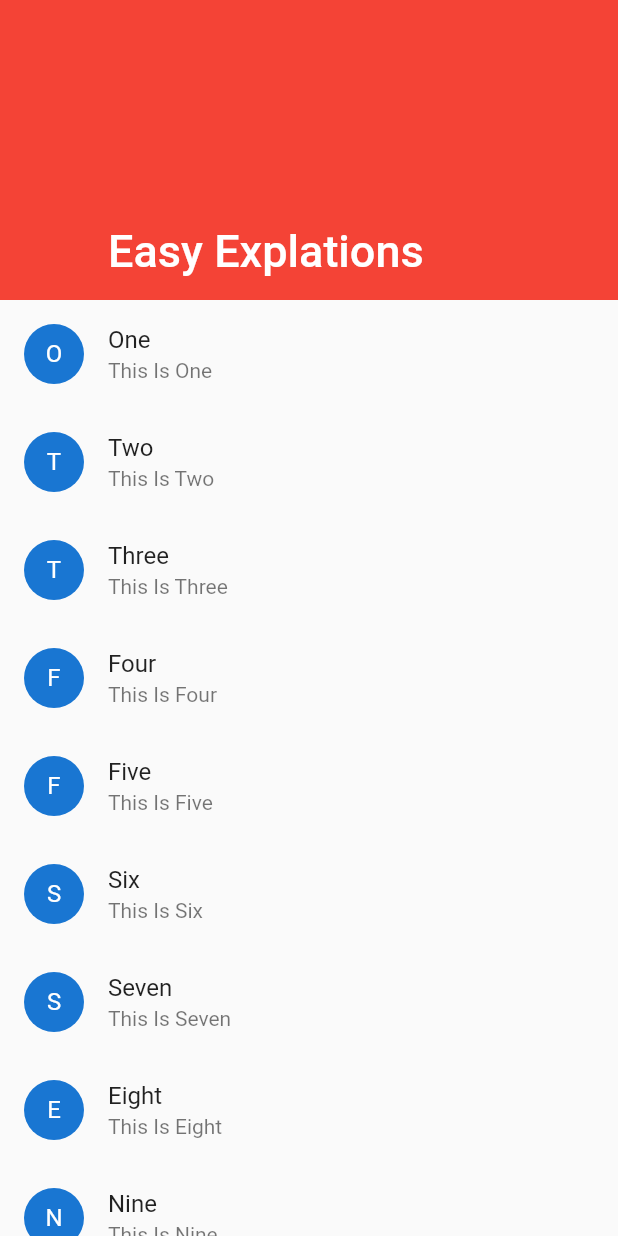
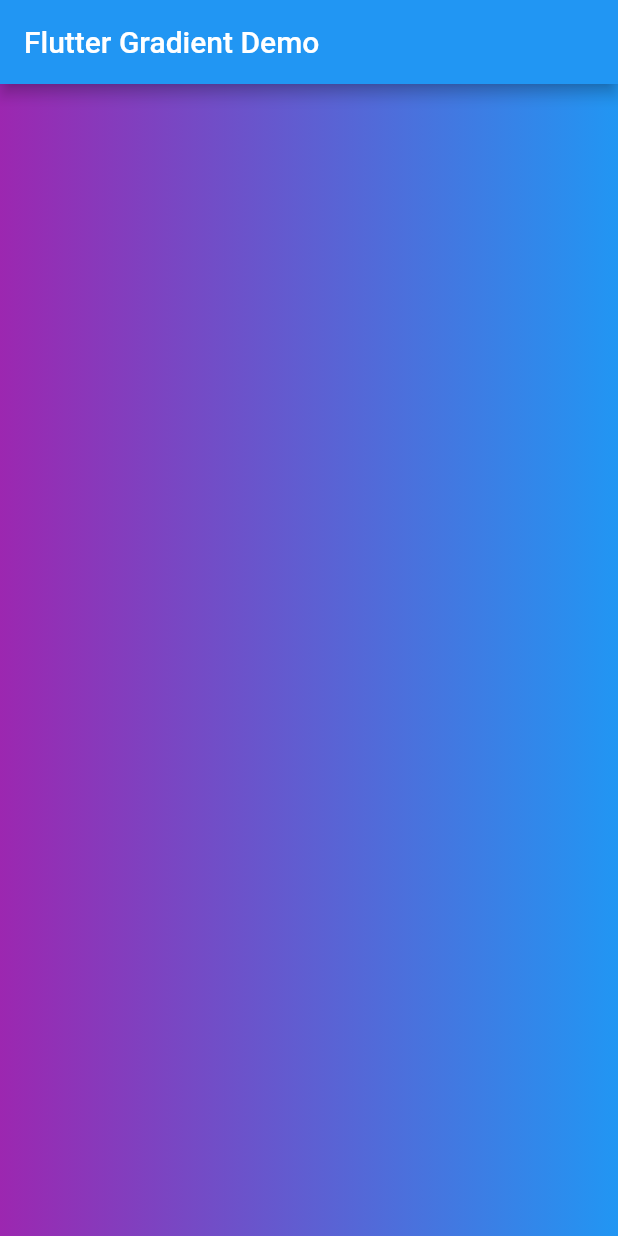
Before and after one commit to moniradiu/flutter, a Flutter app: the screen it shows after launch, on a phone screen of 412 x 824 dp. Run offline on Flutter 3.47's test engine with Material 2 defaults, Android fonts, the phone set to English and light mode, and no system bars.

```diff
--- a/lib/main.dart
+++ b/lib/main.dart
@@ -1,21 +1,4 @@
-// ignore: unused_import
-
-import 'package:first_app/one.dart';
-
-import 'package:first_app/two.dart';
-
 import 'package:flutter/material.dart';
-
-// ignore: unused_import
-import 'lib.dart';
-// ignore: unused_import
-import 'second.dart';
-
-//import 'package:liquid_swipe/Helpers/Helpers.dart';
-//import 'package:liquid_swipe/liquid_swipe.dart';
-// void main() {
-//   runApp(MyApp());
-// }
 
 void main() => runApp(MyApp());
 
@@ -23,46 +6,18 @@ class MyApp extends StatelessWidget {
   @override
   Widget build(BuildContext context) {
     return MaterialApp(
-      home: Scaffold(
-        body: CustomScrollView(
-          slivers: <Widget>[
-            SliverAppBar(
-              pinned: true,
-              expandedHeight: 200,
-              backgroundColor: Colors.red,
-              flexibleSpace: FlexibleSpaceBar(
-                title: Text("Easy Explations"),
-              ),
-            ),
-            SliverList(
-                delegate: SliverChildListDelegate(<Widget>[
-              addDetails("One", "This Is One"),
-              addDetails("Two", "This Is Two"),
-              addDetails("Three", "This Is Three"),
-              addDetails("Four", "This Is Four"),
-              addDetails("Five", "This Is Five"),
-              addDetails("Six", "This Is Six"),
-              addDetails("Seven", "This Is Seven"),
-              addDetails("Eight", "This Is Eight"),
-              addDetails("Nine", "This Is Nine"),
-              addDetails("Ten", "This Is Ten"),
-            ]))
-          ],
-        ),
-      ),
-    );
+        title: 'Flutter Gradient Demo',
+        home: Scaffold(
+          appBar: AppBar(
+            title: const Text('Flutter Gradient Demo'),
+          ),
+          body: Center(
+              child: Container(
+                  decoration: BoxDecoration(
+                      gradient: LinearGradient(
+                          begin: Alignment.centerLeft,
+                          end: Alignment.centerRight,
+                          colors: [Colors.purple, Colors.blue])))),
+        ));
   }
 }
-
-Widget addDetails(
-  String name,
-  String description,
-) {
-  return ListTile(
-    title: Text(name),
-    subtitle: Text(description),
-    leading: CircleAvatar(
-      child: Text(name[0]),
-    ),
-  );
-}
--- a/pubspec.yaml
+++ b/pubspec.yaml
@@ -26,15 +26,16 @@ dependencies:
 
 
 
-
   # The following adds the Cupertino Icons font to your application.
   # Use with the CupertinoIcons class for iOS style icons.
   cupertino_icons: ^1.0.0
   liquid_swipe: ^1.4.3
+  adobe_xd: ^1.0.0+1
 
 dev_dependencies:
   flutter_test:
     sdk: flutter
+
 
 
 # For information on the generic Dart part of this file, see the
```
Also changed, not shown: pubspec.lock, 6 other files.
